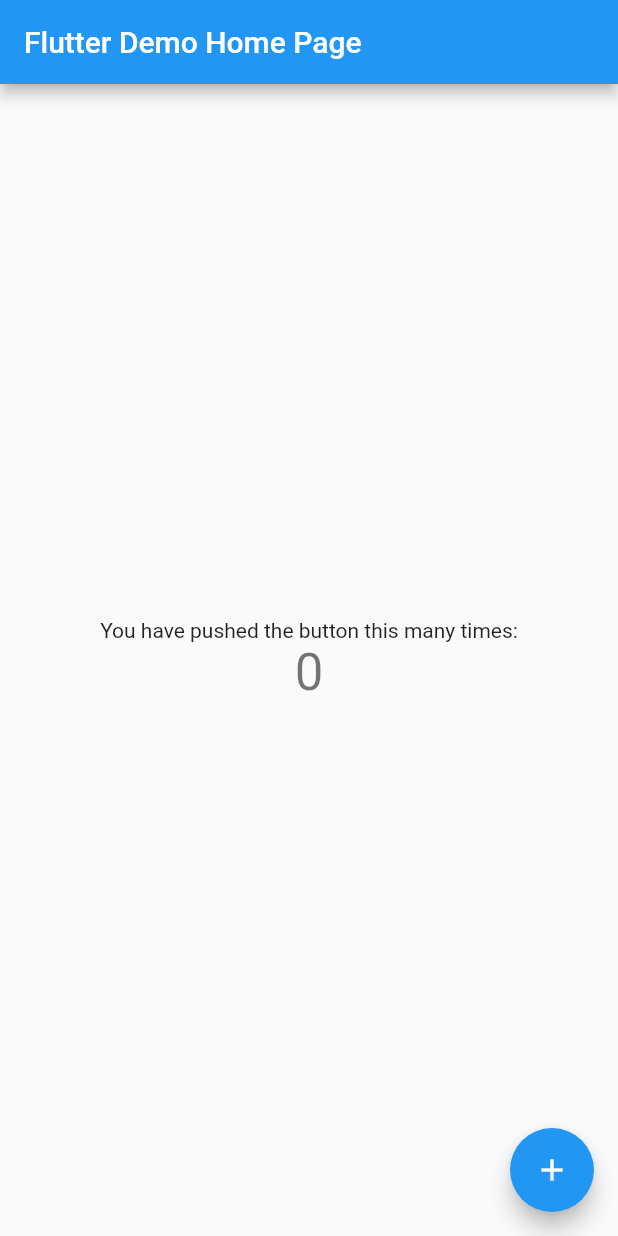
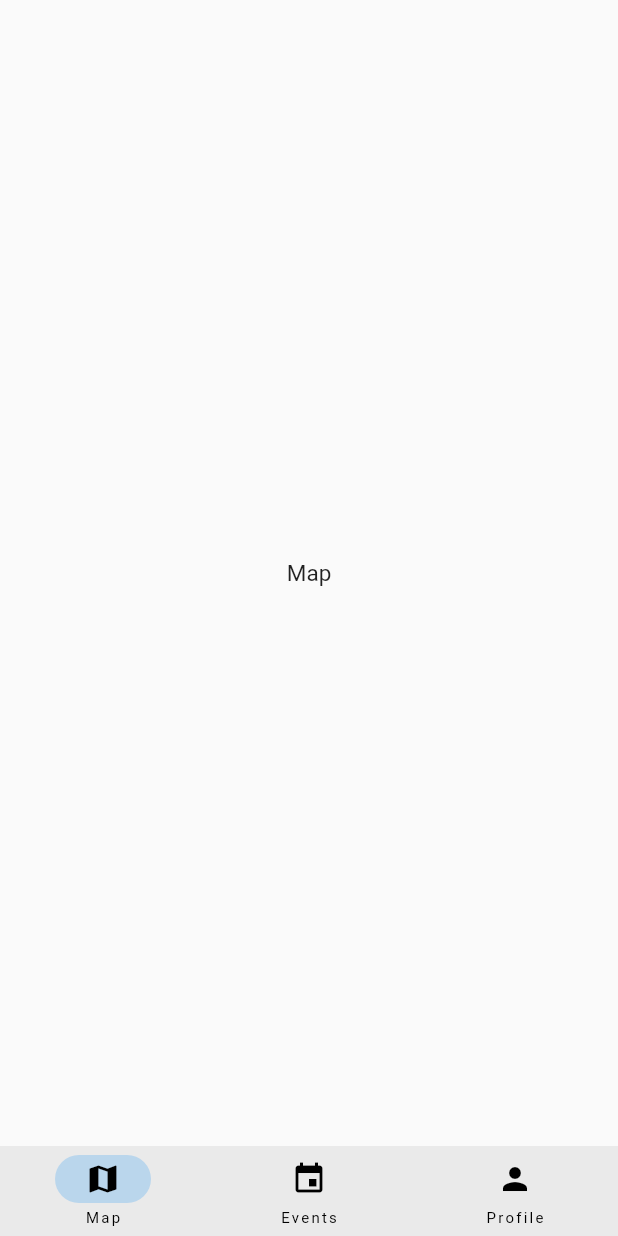
Before and after one commit to Kaldesyvon/sweet-fifteen, a Flutter app: the screen it shows after launch, on a phone screen of 412 x 824 dp. Run offline on Flutter 3.47's test engine with Material 2 defaults, Android fonts, the light colour scheme and no system bars.

Commit message:
Flutter navigation

```diff
--- a/sweetfifteen/lib/main.dart
+++ b/sweetfifteen/lib/main.dart
@@ -1,115 +1,45 @@
 import 'package:flutter/material.dart';
 
 void main() {
-  runApp(const MyApp());
+  runApp(const MainPage());
 }
 
-class MyApp extends StatelessWidget {
-  const MyApp({super.key});
+class MainPage extends StatefulWidget {
+  const MainPage({super.key});
 
-  // This widget is the root of your application.
+  @override
+  State<StatefulWidget> createState() {
+    return _MainPageState();
+  }
+}
+
+class _MainPageState extends State<MainPage> {
+  int index = 0;
+  final pages = [
+    const Center(child: Text('Map', style: TextStyle(fontSize: 15))),
+    const Center(child: Text('Events', style: TextStyle(fontSize: 15))),
+    const Center(child: Text('Profile', style: TextStyle(fontSize: 15)))
+  ];
+
   @override
   Widget build(BuildContext context) {
     return MaterialApp(
-      title: 'Flutter Demo',
-      theme: ThemeData(
-        // This is the theme of your application.
-        //
-        // Try running your application with "flutter run". You'll see the
-        // application has a blue toolbar. Then, without quitting the app, try
-        // changing the primarySwatch below to Colors.green and then invoke
-        // "hot reload" (press "r" in the console where you ran "flutter run",
-        // or simply save your changes to "hot reload" in a Flutter IDE).
-        // Notice that the counter didn't reset back to zero; the application
-        // is not restarted.
-        primarySwatch: Colors.blue,
-      ),
-      home: const MyHomePage(title: 'Flutter Demo Home Page'),
+        home: Scaffold(
+        body: pages[index],
+        bottomNavigationBar: NavigationBar(
+          height: 60,
+          selectedIndex: index,
+          onDestinationSelected: (index) {
+            setState(() => this.index = index);
+          },
+          destinations: const [
+            NavigationDestination
+              (icon: Icon(Icons.map), label: 'Map'),
+            NavigationDestination(icon: Icon(Icons.event), label: 'Events'),
+            NavigationDestination(icon: Icon(Icons.person), label: 'Profile')
+          ],
+        ),
+      )
     );
   }
 }
-
-class MyHomePage extends StatefulWidget {
-  const MyHomePage({super.key, required this.title});
-
-  // This widget is the home page of your application. It is stateful, meaning
-  // that it has a State object (defined below) that contains fields that affect
-  // how it looks.
-
-  // This class is the configuration for the state. It holds the values (in this
-  // case the title) provided by the parent (in this case the App widget) and
-  // used by the build method of the State. Fields in a Widget subclass are
-  // always marked "final".
-
-  final String title;
-
-  @override
-  State<MyHomePage> createState() => _MyHomePageState();
-}
-
-class _MyHomePageState extends State<MyHomePage> {
-  int _counter = 0;
-
-  void _incrementCounter() {
-    setState(() {
-      // This call to setState tells the Flutter framework that something has
-      // changed in this State, which causes it to rerun the build method below
-      // so that the display can reflect the updated values. If we changed
-      // _counter without calling setState(), then the build method would not be
-      // called again, and so nothing would appear to happen.
-      _counter++;
-    });
-  }
-
-  @override
-  Widget build(BuildContext context) {
-    // This method is rerun every time setState is called, for instance as done
-    // by the _incrementCounter method above.
-    //
-    // The Flutter framework has been optimized to make rerunning build methods
-    // fast, so that you can just rebuild anything that needs updating rather
-    // than having to individually change instances of widgets.
-    return Scaffold(
-      appBar: AppBar(
-        // Here we take the value from the MyHomePage object that was created by
-        // the App.build method, and use it to set our appbar title.
-        title: Text(widget.title),
-      ),
-      body: Center(
-        // Center is a layout widget. It takes a single child and positions it
-        // in the middle of the parent.
-        child: Column(
-          // Column is also a layout widget. It takes a list of children and
-          // arranges them vertically. By default, it sizes itself to fit its
-          // children horizontally, and tries to be as tall as its parent.
-          //
-          // Invoke "debug painting" (press "p" in the console, choose the
-          // "Toggle Debug Paint" action from the Flutter Inspector in Android
-          // Studio, or the "Toggle Debug Paint" command in Visual Studio Code)
-          // to see the wireframe for each widget.
-          //
-          // Column has various properties to control how it sizes itself and
-          // how it positions its children. Here we use mainAxisAlignment to
-          // center the children vertically; the main axis here is the vertical
-          // axis because Columns are vertical (the cross axis would be
-          // horizontal).
-          mainAxisAlignment: MainAxisAlignment.center,
-          children: <Widget>[
-            const Text(
-              'You have pushed the button this many times:',
-            ),
-            Text(
-              '$_counter',
-              style: Theme.of(context).textTheme.headlineMedium,
-            ),
-          ],
-        ),
-      ),
-      floatingActionButton: FloatingActionButton(
-        onPressed: _incrementCounter,
-        tooltip: 'Increment',
-        child: const Icon(Icons.add),
-      ), // This trailing comma makes auto-formatting nicer for build methods.
-    );
-  }
-}
```
Also changed, not shown: 1 other file.
